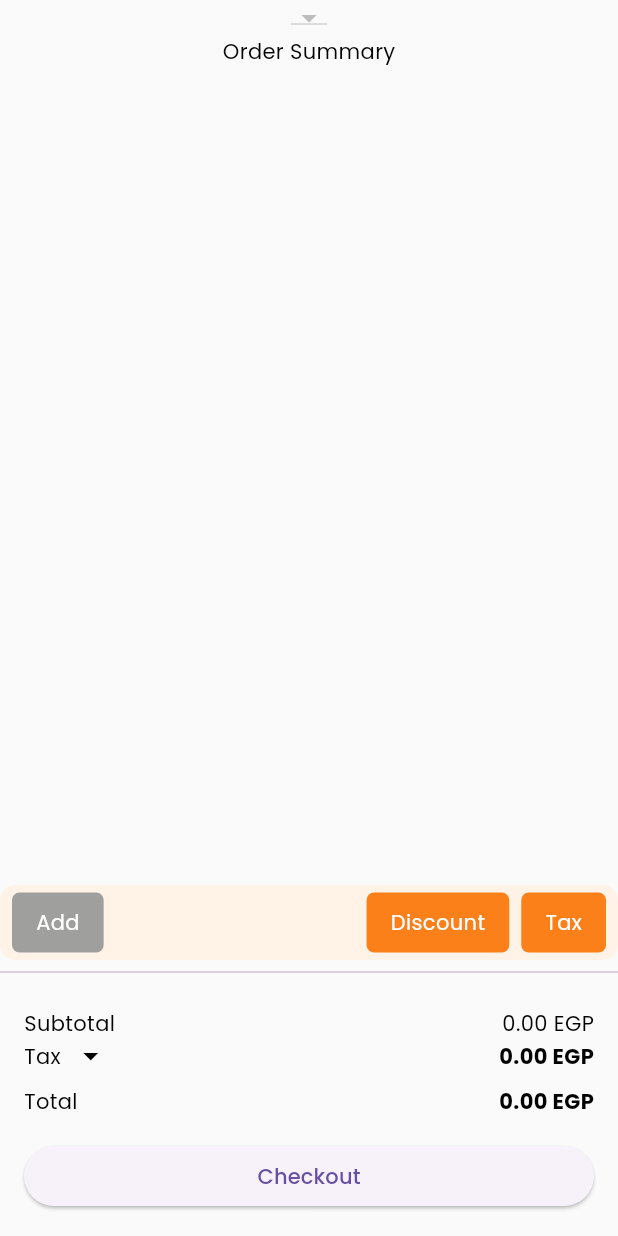
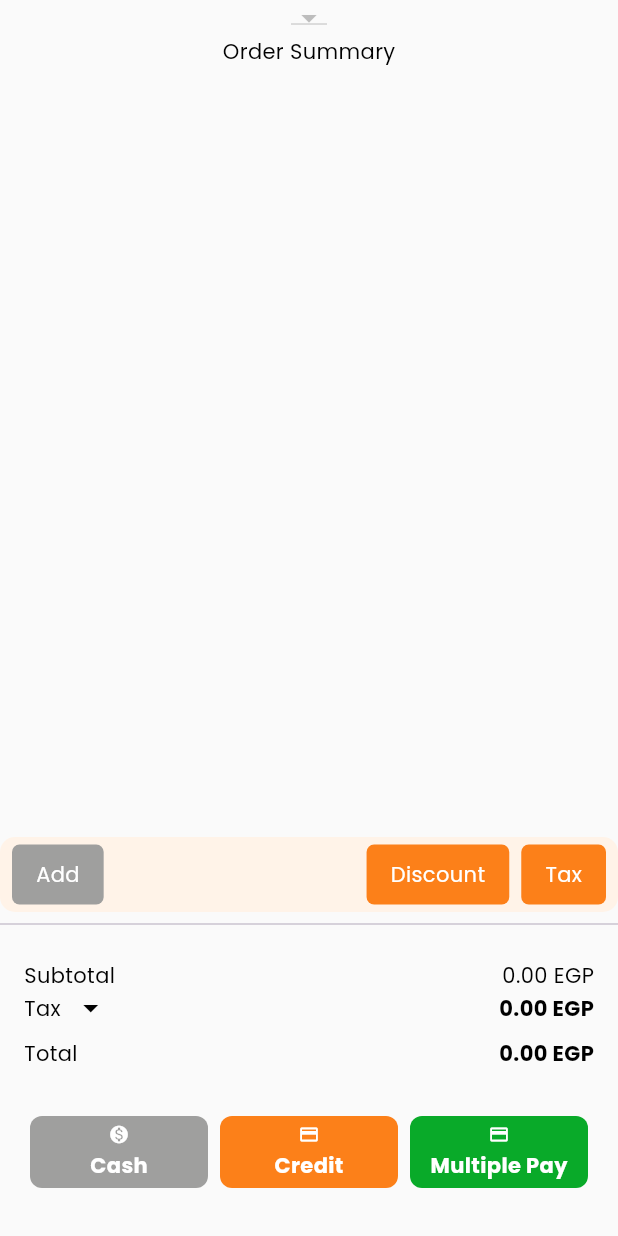
Before and after one commit to khuram2025/cstore_flutter, a Flutter app: the OrderScreen screen opened directly with empty values, on a phone screen of 412 x 824 dp. Run offline on Flutter 3.47's test engine with Material 3 defaults, Android fonts, the light colour scheme and no system bars; our stand-ins replace fl_chart, flutter_svg, flutter_typeahead, get, google_fonts, image_picker; accounts and stored records are empty; network calls fail; project files that could hold a hidden picture were left out.

Commit message:
Working on Check out

```diff
--- a/lib/screens/pos/components/orderList.dart
+++ b/lib/screens/pos/components/orderList.dart
@@ -5,6 +5,8 @@ import 'package:cstore_flutter/screens/pos/components/order_actions_row.dart';
 import 'package:cstore_flutter/screens/pos/components/product_tax_discount_row.dart';
 import 'package:cstore_flutter/screens/pos/pos.dart';
 import 'package:flutter/material.dart';
+
+import '../../../ui.dart';
 
 class OrderScreen extends StatefulWidget {
   final List<OrderItem> selectedItems;
@@ -339,11 +341,21 @@ class _OrderScreenState extends State<OrderScreen> {
                     ],
                   ),
                   SizedBox(height: 16),
-                  SizedBox(
-                    width: double.infinity,
-                    child: ElevatedButton(
-                      child: Text('Checkout'),
-                      onPressed: _submitOrder,
+                  Padding(
+                    padding: EdgeInsets.symmetric(vertical: 16.0),
+                    child: Row(
+                      mainAxisAlignment: MainAxisAlignment.spaceEvenly,
+                      children: <Widget>[
+                        _buildPaymentOption('Cash', Icons.monetization_on, grey, () {
+                          // Handle Cash Payment Logic
+                        }),
+                        _buildPaymentOption('Credit', Icons.credit_card, amberSea, () {
+                          // Handle Credit Payment Logic
+                        }),
+                        _buildPaymentOption('Multiple Pay', Icons.payment, green, () {
+                          // Handle Multiple Payment Logic
+                        }),
+                      ],
                     ),
                   ),
                 ],
@@ -433,6 +445,39 @@ class _OrderScreenState extends State<OrderScreen> {
       },
     );
   }
+  Widget _buildPaymentOption(String title, IconData icon, Color bgColor, VoidCallback onPressed) {
+    return Expanded(
+      child: Padding( // Add padding for gap between boxes
+        padding: const EdgeInsets.symmetric(horizontal: 4.0),
+        child: InkWell(
+          onTap: onPressed,
+          child: Container(
+            padding: EdgeInsets.symmetric(vertical: 5.0), // Reduced vertical padding
+            decoration: BoxDecoration(
+              color: bgColor,
+              borderRadius: BorderRadius.circular(8), // Slightly reduced border radius
+            ),
+            child: Column(
+              mainAxisAlignment: MainAxisAlignment.center,
+              children: <Widget>[
+                Icon(icon, color: Colors.white, size: 14), // Reduced icon size
+                SizedBox(height: 4), // Reduced gap between icon and text
+                Text(
+                  title,
+                  style: TextStyle(
+                    color: Colors.white,
+                    fontWeight: FontWeight.bold,
+                    fontSize: 14, // Reduced font size for text
+                  ),
+                ),
+              ],
+            ),
+          ),
+        ),
+      ),
+    );
+  }
+
 
   Widget _buildDiscountTypeButton(StateSetter setState, String type, String selectedDiscountType, TextEditingController controller) {
     return Expanded(
@@ -456,6 +501,8 @@ class _OrderScreenState extends State<OrderScreen> {
       ),
     );
   }
+
+
 
   Widget _buildActionButtons(BuildContext context, StateSetter setState, TextEditingController discountController, String selectedDiscountType) {
     return Row(
```
Also changed, not shown: lib/test.dart (+53 -67 lines).
